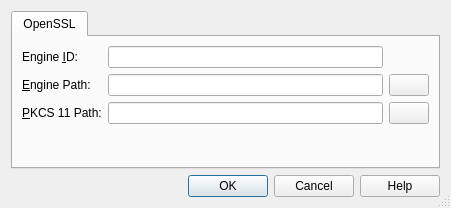
Old version of the form src/dialogs/PreferencesEditorDialog.ui in the repository Sander80/l2tp-ipsec-vpn.
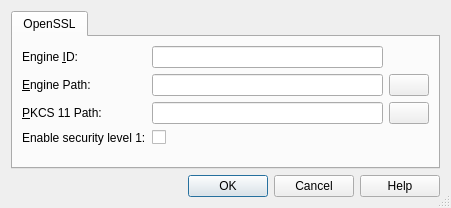
New version of the form. Icons and pictures are not drawn.

Commit message: Option for allowing lower security level

```diff
--- a/src/dialogs/PreferencesEditorDialog.ui
+++ b/src/dialogs/PreferencesEditorDialog.ui
@@ -136,6 +136,26 @@
         </widget>
        </item>
        <item row="3" column="0">
+        <widget class="QLabel" name="m_pLowerSecLabel">
+         <property name="text">
+          <string>Enable security level 1:</string>
+         </property>
+         <property name="buddy">
+          <cstring>m_pLowerSecFlag</cstring>
+         </property>
+        </widget>
+       </item>
+       <item row="3" column="1">
+        <widget class="QCheckBox" name="m_pLowerSecFlag">
+         <property name="toolTip">
+          <string>Set the flag to enable lower security level</string>
+         </property>
+         <property name="whatsThis">
+          <string>Set the flag to enable lower security level</string>
+         </property>
+        </widget>
+       </item>
+       <item row="4" column="0">
         <spacer name="m_pOpenSSLVerticalSpacer">
          <property name="orientation">
           <enum>Qt::Vertical</enum>
```
The commit also changes 5 other files.
